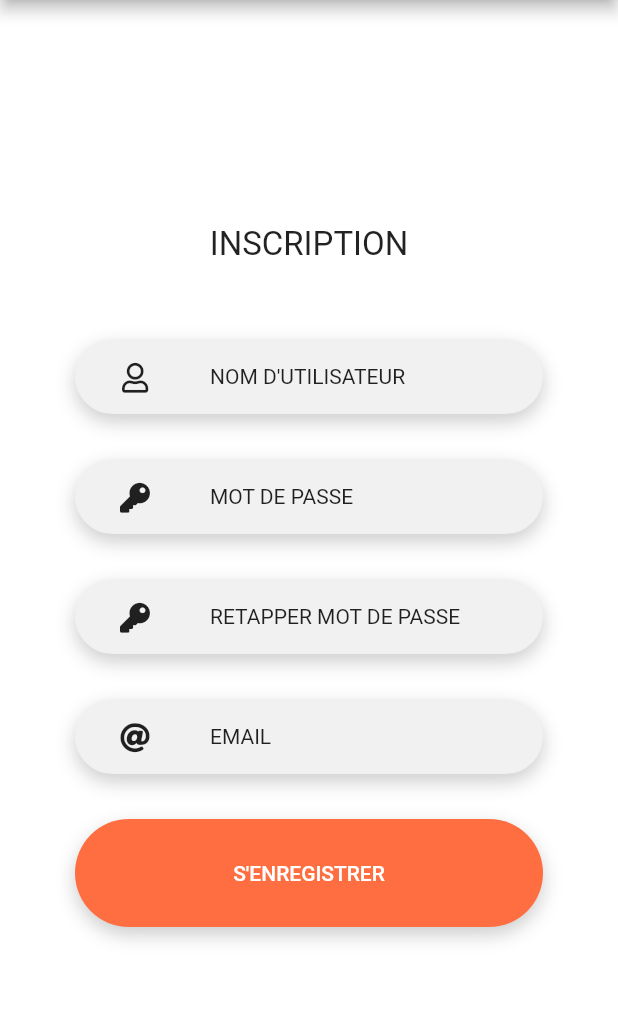
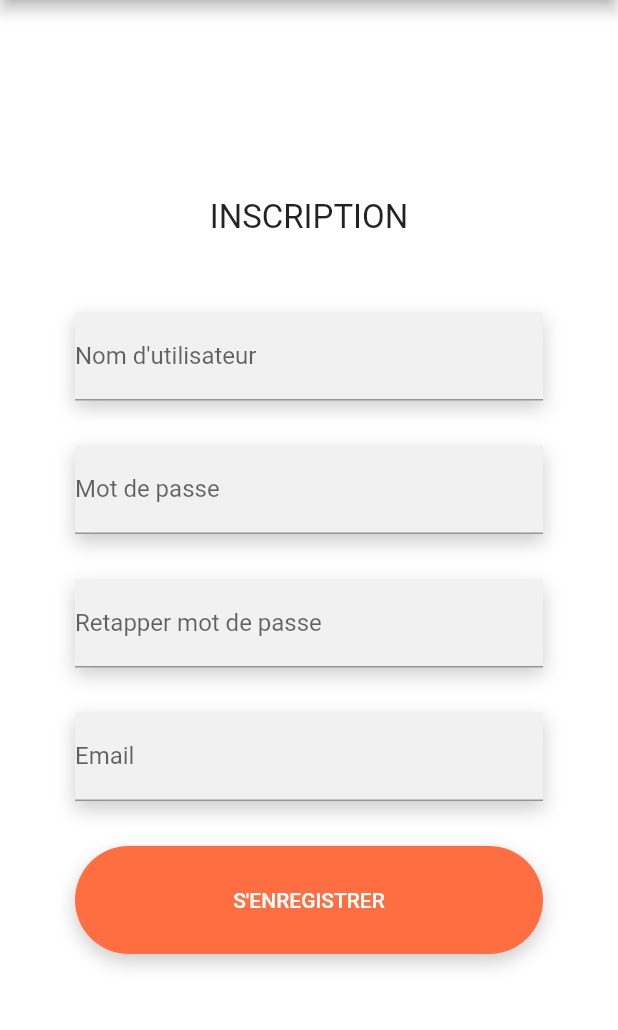
Before and after one commit to houdja/connexion, a Flutter app: the screen it shows after launch, after a tap on "S'INSCRIRE", on a phone screen of 412 x 824 dp, the part 84-1114 px from its top. Run offline on Flutter 3.47's test engine with Material 2 defaults, Android fonts, the phone set to English and light mode, and no system bars; our stand-ins replace font_awesome_flutter; Roboto replaces fonts that are missing (Maven Pro).

```diff
--- a/lib/Myrow.dart
+++ b/lib/Myrow.dart
@@ -1,9 +1,8 @@
 import 'package:flutter/material.dart';
 
 class Myrow extends StatelessWidget {
-  IconData i;
   String text;
-  Myrow(this.i, this.text);
+  Myrow(this.text);
 
   @override
   Widget build(BuildContext context) {
@@ -11,7 +10,6 @@ class Myrow extends StatelessWidget {
       width: double.infinity,
       margin: EdgeInsets.only(top: 30),
       decoration: BoxDecoration(
-        borderRadius: BorderRadius.circular(25),
         boxShadow: [
           BoxShadow(
             color: Colors.black.withOpacity(0.2),
@@ -22,19 +20,13 @@ class Myrow extends StatelessWidget {
         ],
         color: Color(0xfff1f1f1),
       ),
-      child: Row(
-        children: [
-          Padding(
-            padding: EdgeInsets.fromLTRB(30, 15, 40, 15),
-            child: Icon(
-              i,
-              size: 20,
-            ),
+      child: FractionallySizedBox(
+        widthFactor: 1,
+        child: TextFormField(
+          decoration: InputDecoration(
+            labelText: text,
           ),
-          Text(
-            text.toUpperCase(),
-          ),
-        ],
+        ),
       ),
     );
   }
--- a/lib/main.dart
+++ b/lib/main.dart
@@ -82,8 +82,8 @@ class _RegisterState extends State<Register> {
                     ),
                   ),
                 ),
-                Myrow(FontAwesomeIcons.user, 'Identifiant'),
-                Myrow(FontAwesomeIcons.key, 'Mot de passe'),
+                Myrow('Identifiant'),
+                Myrow('Mot de passe'),
                 Mybutton("Connexion", 20, Accueil()),
               ],
             ),
@@ -104,7 +104,8 @@ class _RegisterState extends State<Register> {
                   children: [
                     socialIcon(FontAwesomeIcons.google),
                     socialIcon(FontAwesomeIcons.facebookF),
-                    socialIcon(FontAwesomeIcons.instagram),
+                    socialIcon(FontAwesomeIcons.apple),
+                    socialIcon(FontAwesomeIcons.twitter),
                   ],
                 )
               ],
--- a/lib/pages/inscription.dart
+++ b/lib/pages/inscription.dart
@@ -27,10 +27,10 @@ class Inscription extends StatelessWidget {
                 style: TextStyle(fontSize: 22),
               ),
             ),
-            Myrow(FontAwesomeIcons.user, "Nom d'utilisateur"),
-            Myrow(FontAwesomeIcons.key, "Mot de passe"),
-            Myrow(FontAwesomeIcons.key, "Retapper mot de passe"),
-            Myrow(FontAwesomeIcons.at, "Email"),
+            Myrow("Nom d'utilisateur"),
+            Myrow("Mot de passe"),
+            Myrow("Retapper mot de passe"),
+            Myrow("Email"),
             Mybutton("S'enregistrer", 30, Register())
           ],
         ),
--- a/lib/pages/motdepasse.dart
+++ b/lib/pages/motdepasse.dart
@@ -27,7 +27,7 @@ class Password extends StatelessWidget {
                 style: TextStyle(fontSize: 22),
               ),
             ),
-            Myrow(FontAwesomeIcons.at, "Entrez votre email"),
+            Myrow("Entrez votre email"),
             Mybutton("Reinitialiser le mot de passe", 30, Register())
           ],
         ),
```
